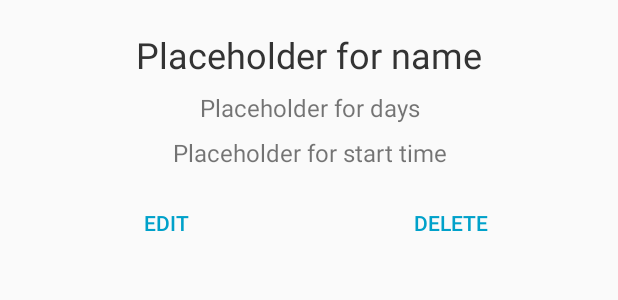
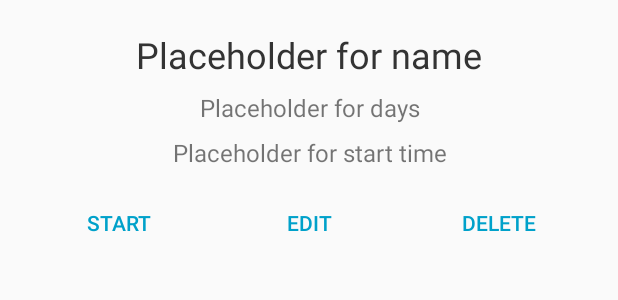
Before and after one commit to caseyklecan/routina, an Android app: the layout layout_view_routine.xml on its own in the app's theme, with its tools: preview values and no code run, on a phone screen of 412 x 824 dp. Shown: the top 300 px of the screen. Run offline under Robolectric (Android 15) with nearby library versions, the phone set to English and light mode, and no system bars.

Commit message:
can start routine, but it doesn't have any tasks in it to work on lol

```diff
--- a/app/src/main/java/itp341/klecan/casey/routina/CreateRoutineFragment.java
+++ b/app/src/main/java/itp341/klecan/casey/routina/CreateRoutineFragment.java
@@ -34,7 +34,9 @@ public class CreateRoutineFragment extends Fragment {
     private CheckBox thurs;
     private CheckBox fri;
     private CheckBox sat;
+
     // TODO task list
+
     private Button saveButton;
 
     private String routineName;
--- a/app/src/main/java/itp341/klecan/casey/routina/MainActivity.java
+++ b/app/src/main/java/itp341/klecan/casey/routina/MainActivity.java
@@ -92,7 +92,7 @@ public class MainActivity extends AppCompatActivity {
                 frag = ViewRoutineFragment.newInstance(routine);
                 break;
             case FRAG_RUN_ROUTINE: // run routine fragment
-                frag = RunRoutineFragment.newInstance();
+                frag = RunRoutineFragment.newInstance(routine);
                 break;
             case FRAG_FINISH_ROUTINE: // finish routine fragment
                 frag = FinishRoutineFragment.newInstance();
--- a/app/src/main/res/layout/layout_view_routine.xml
+++ b/app/src/main/res/layout/layout_view_routine.xml
@@ -51,6 +51,17 @@
             android:layout_width="match_parent"
             android:layout_height="wrap_content"
             android:layout_gravity="bottom"
+            android:id="@+id/button_run_routine"
+            android:text="@string/label_run"
+            android:theme="@style/ButtonStyle"
+            android:textColor="@color/colorTeal"
+            android:contentDescription="@string/label_run"
+            android:layout_weight="1"/>
+
+        <Button
+            android:layout_width="match_parent"
+            android:layout_height="wrap_content"
+            android:layout_gravity="bottom"
             android:id="@+id/button_edit_routine"
             android:text="@string/label_edit"
             android:theme="@style/ButtonStyle"
--- a/app/src/main/res/values/strings.xml
+++ b/app/src/main/res/values/strings.xml
@@ -6,6 +6,7 @@
     <string name="label_edit">Edit</string>
     <string name="label_delete">Delete</string>
     <string name="label_add">+</string>
+    <string name="label_run">Start</string>
 
     <string name="label_create_routine">Create Routine</string>
     <string name="label_save">Save</string>
```
Also changed, not shown: app/src/main/java/itp341/klecan/casey/routina/RunRoutineFragment.java (+21 -1 lines), app/src/main/java/itp341/klecan/casey/routina/ViewRoutineFragment.java (+10 -1 lines), app/src/main/java/itp341/klecan/casey/routina/model/Task.java (+21 -0 lines).
